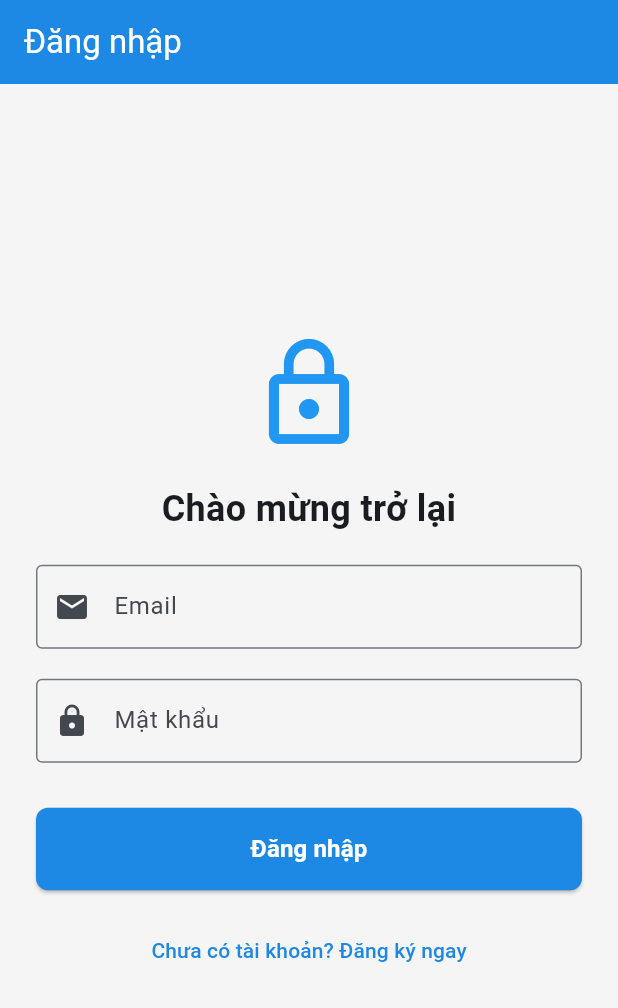
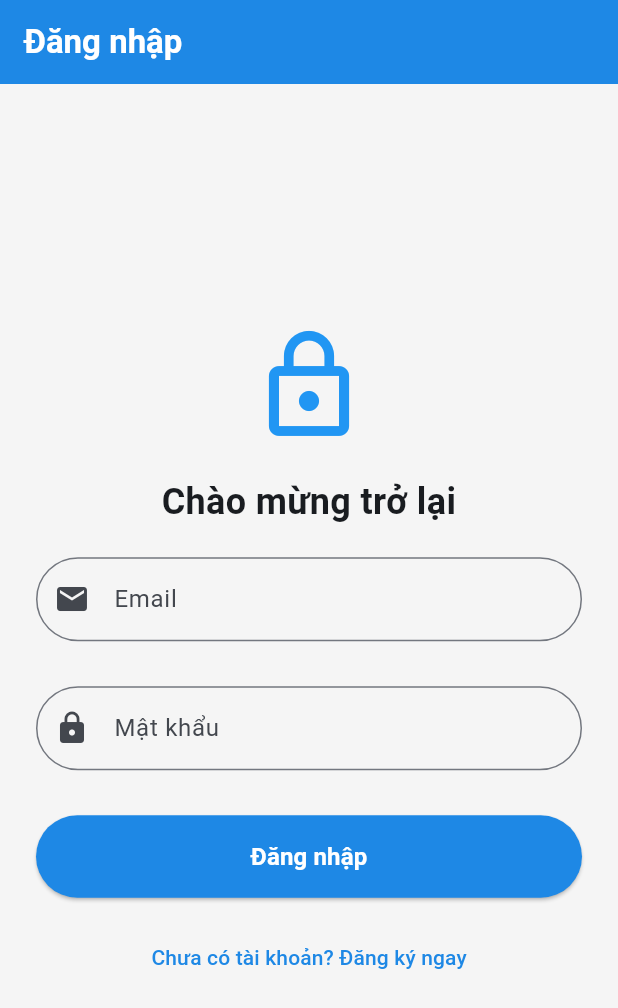
Before and after one commit to DuongHuuLuan/B2205946_DuongHuuLuan_LuanVan_CT550, a Flutter app: the screen it shows after launch, on a phone screen of 412 x 824 dp. Shown: the top 1008 px of the screen. Run offline on Flutter 3.47's test engine with Material 3 defaults, Android fonts, the phone set to English and light mode, and no system bars; our stand-ins replace dio, flutter_dotenv, flutter_secure_storage, go_router; accounts and stored records are empty.

```diff
--- a/frontend/user/lib/features/auth/data/auth_api.dart
+++ b/frontend/user/lib/features/auth/data/auth_api.dart
@@ -6,7 +6,7 @@ class AuthApi {
   Future<Response> login(String email, String password) {
     try {
       return DioClient.instance.post(
-        "/auth/login",
+        "/auth/login/user",
         data: {"username": email, "password": password},
         options: Options(
           contentType: Headers
--- a/frontend/user/lib/features/auth/view/login_page.dart
+++ b/frontend/user/lib/features/auth/view/login_page.dart
@@ -29,32 +29,46 @@ class _LoginPageState extends State<LoginPage> {
     final loginViewModel = context.watch<LoginViewModel>();
     final authState = context.read<AuthViewmodel>();
     return Scaffold(
-      appBar: AppBar(title: Text("Đăng nhập")),
+      appBar: AppBar(
+        title: Text("Đăng nhập", style: TextStyle(fontWeight: FontWeight.bold)),
+        centerTitle: false,
+      ),
       body: Center(
         child: SingleChildScrollView(
           padding: const EdgeInsets.all(24),
-          child: Form(
+          child: Column(
+            children: [
+              Form(
                 key: _formKey,
                 child: Column(
                   mainAxisAlignment: MainAxisAlignment.center,
                   crossAxisAlignment: CrossAxisAlignment.stretch,
                   children: [
-                const Icon(Icons.lock_outline, size: 80, color: Colors.blue),
+                    const Icon(
+                      Icons.lock_outline,
+                      size: 80,
+                      color: Colors.blue,
+                    ),
                     const SizedBox(height: 20),
                     Text(
                       "Chào mừng trở lại",
                       textAlign: TextAlign.center,
-                  style: TextStyle(fontSize: 24, fontWeight: FontWeight.bold),
+                      style: TextStyle(
+                        fontSize: 24,
+                        fontWeight: FontWeight.bold,
+                      ),
                     ),
                     const SizedBox(height: 20),
 
                     TextFormField(
                       controller: _emailController,
                       keyboardType: TextInputType.emailAddress,
-                  decoration: const InputDecoration(
+                      decoration: InputDecoration(
                         labelText: "Email",
                         prefixIcon: Icon(Icons.email),
-                    border: OutlineInputBorder(),
+                        border: OutlineInputBorder(
+                          borderRadius: BorderRadius.circular(35),
+                        ),
                       ),
                       validator: (value) {
                         if (value == null || value.isEmpty)
@@ -63,14 +77,16 @@ class _LoginPageState extends State<LoginPage> {
                         return null;
                       },
                     ),
-                const SizedBox(height: 20),
+                    const SizedBox(height: 30),
                     TextFormField(
                       controller: _passwordController,
                       obscureText: true, // ẩn mật khẩu
-                  decoration: const InputDecoration(
+                      decoration: InputDecoration(
                         labelText: "Mật khẩu",
                         prefixIcon: Icon(Icons.lock),
-                    border: OutlineInputBorder(),
+                        border: OutlineInputBorder(
+                          borderRadius: BorderRadius.circular(35),
+                        ),
                       ),
                       validator: (value) {
                         if (value == null || value.isEmpty)
@@ -116,7 +132,7 @@ class _LoginPageState extends State<LoginPage> {
                       style: ElevatedButton.styleFrom(
                         padding: const EdgeInsets.symmetric(vertical: 16),
                         shape: RoundedRectangleBorder(
-                      borderRadius: BorderRadius.circular(8),
+                          borderRadius: BorderRadius.circular(35),
                         ),
                       ),
                       child: loginViewModel.isLoading
@@ -148,6 +164,8 @@ class _LoginPageState extends State<LoginPage> {
                   ],
                 ),
               ),
+            ],
+          ),
         ),
       ),
     );
--- a/frontend/user/lib/features/auth/viewmodels/auth_viewmodel.dart
+++ b/frontend/user/lib/features/auth/viewmodels/auth_viewmodel.dart
@@ -1,12 +1,12 @@
 import 'package:b2205946_duonghuuluan_luanvan/features/auth/domain/auth_repository.dart';
 import 'package:flutter/material.dart';
 import 'package:b2205946_duonghuuluan_luanvan/features/auth/domain/user.dart';
-import 'package:b2205946_duonghuuluan_luanvan/core/storage/secure_storage.dart';
+// import 'package:b2205946_duonghuuluan_luanvan/core/storage/secure_storage.dart';
 
 class AuthViewmodel extends ChangeNotifier {
   User? _user;
   bool _isInitialized = false; // biển kiếm soát trạng thái nạp dữ liệu
-  final SecureStorage _storage = SecureStorage();
+  // final SecureStorage _storage = SecureStorage();
   final AuthRepository _repository;
 
   AuthViewmodel(this._repository) {
```
Lines whose indentation alone changed are shown as unchanged.
